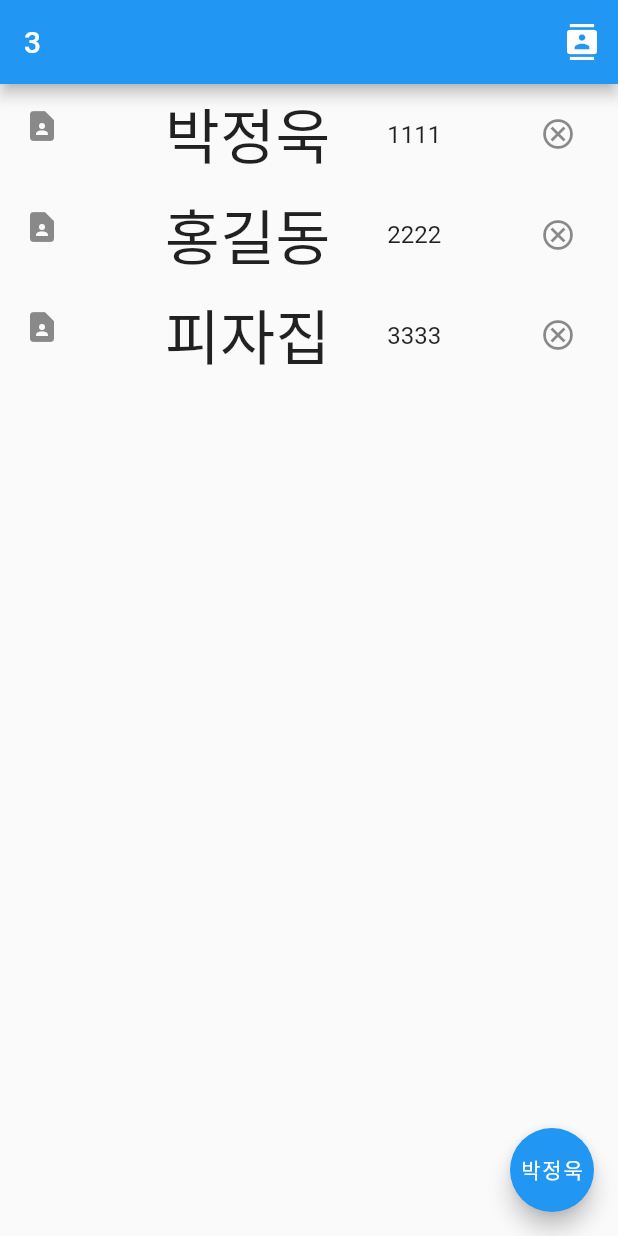
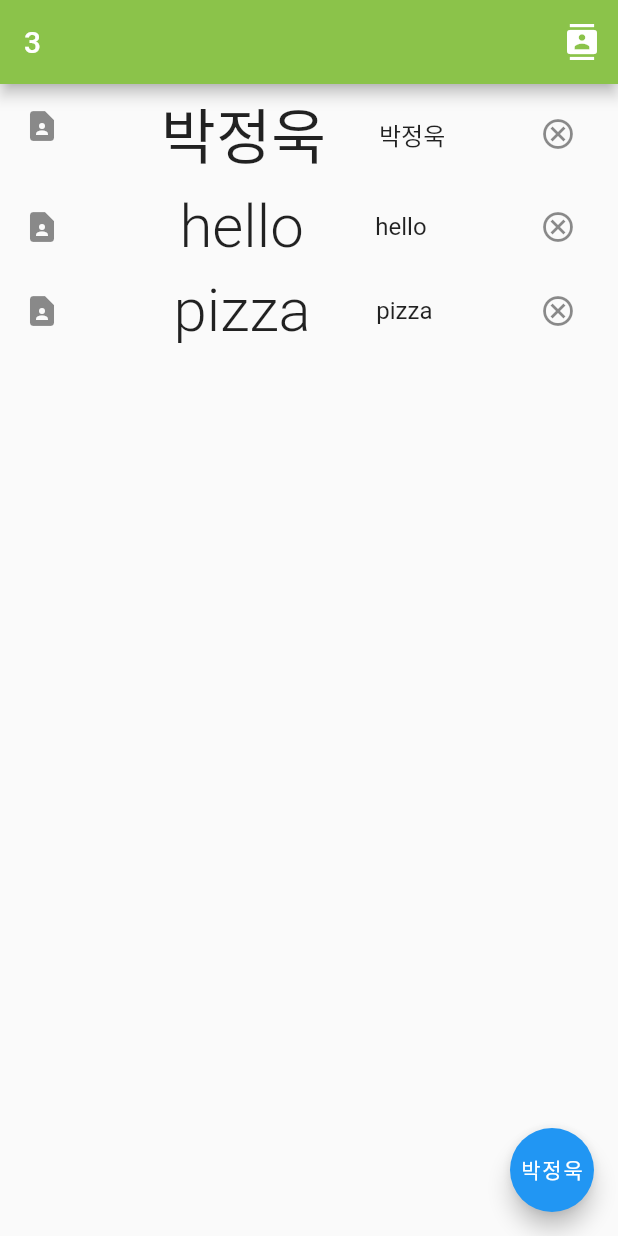
Before and after one commit to 00jup/flutter_study, a Flutter app: the screen it shows after launch, on a phone screen of 412 x 824 dp. Run offline on Flutter 3.47's test engine with Material 2 defaults, Android fonts, the phone set to English and light mode, and no system bars; our stand-ins replace contacts_service, permission_handler.

```diff
--- a/lib/main.dart
+++ b/lib/main.dart
@@ -17,15 +17,11 @@ class _MyAppState extends State<MyApp> {
   get screenWidth => null;
 
   Widget sizedIcon(IconData iconData) {
-    return Icon(iconData, size: 50);
+    return Icon(iconData, size: 100);
   }
 
   var total = 3;
-  var name = [
-    {'박정욱', '1111'},
-    {'홍길동', '2222'},
-    {'피자집', '3333'},
-  ];
+  List<String> name = ['박정욱', 'hello', 'pizza'];
 
   addNumbers() {
     setState(() {
@@ -33,9 +29,12 @@ class _MyAppState extends State<MyApp> {
     });
   }
 
-  addName(String input1, String input2) {
+  addName(String input1) {
     setState(() {
-      name.add({input1, input2});
+      var newPerson = Contact();
+      newPerson.givenName = input1;
+      ContactsService.addContact(newPerson);
+      name.add(input1);
     });
   }
 
@@ -44,12 +43,6 @@ class _MyAppState extends State<MyApp> {
     if (status.isGranted) {
       print('허락됨');
       var contacts = await ContactsService.getContacts();
-
-      // var newPerson = Contact();
-      // newPerson.givenName = '민수';
-      // newPerson.familyName = '김';
-      // ContactsService.addContact(newPerson);
-      //
 
       print(contacts[0].givenName);
     } else if (status.isDenied) {
@@ -71,18 +64,19 @@ class _MyAppState extends State<MyApp> {
   Widget build(BuildContext context) {
     return Scaffold(
       floatingActionButton: FloatingActionButton(
-          child: Text(name[0].first.toString()),
+        child: Text(name[0].toString()),
         onPressed: () {
           print(context.findAncestorWidgetOfExactType<MaterialApp>());
-            print('1');
           showDialog(
             context: context,
             builder: (context) {
               return DialogUI(addNumbers: addNumbers, addName: addName);
-                });
+            },
+          );
         },
       ),
       appBar: AppBar(
+        backgroundColor: Colors.lightGreen,
         title: Text(total.toString()),
         actions: [
           IconButton(
@@ -103,28 +97,31 @@ class _MyAppState extends State<MyApp> {
               mainAxisAlignment: MainAxisAlignment.spaceEvenly,
               children: [
                 Text(
-                      name[i].first.toString(),
-                      style: TextStyle(
-                          fontSize: 40.0, fontWeight: FontWeight.w300),
+                  name[i].toString(),
+                  style: TextStyle(fontSize: 40.0, fontWeight: FontWeight.w300),
                 ),
                 Text(
-                      name[i].last.toString(),
+                  name[i].toString(),
                 ),
               ],
             ),
             trailing: IconButton(
               icon: Icon(Icons.cancel_outlined),
               onPressed: () {
-                    setState(() {
+                setState(
+                  () {
                     name.removeAt(i);
                     total--;
-                    });
                   },
-                ));
+                );
+              },
+            ),
+          );
         },
       )
           //i for문에서 개수 증가하는 것처럼 i가 증가한다. 목록 많이 필요할 때 ListView.builder
-            ));
+          ),
+    );
   }
 }
 
@@ -167,9 +164,9 @@ class DialogUI extends StatelessWidget {
                           child: Text("Cancel")),
                       TextButton(
                           onPressed: () {
-                            if (inputData1 && inputData2 != Null) {
+                            if (inputData1 != Null) {
                               addNumbers();
-                              addName(inputData1, inputData2);
+                              addName(inputData1);
                               Navigator.pop(context);
                             }
                           },
```
Also changed, not shown: 3 other files. Lines whose indentation alone changed are shown as unchanged.
